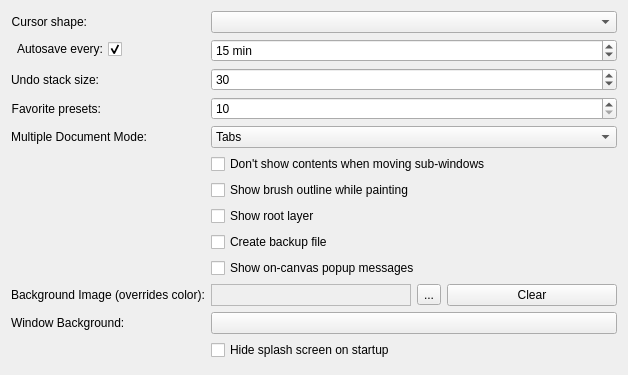
KDE/krita, file krita/ui/forms/wdggeneralsettings.ui: the form before one commit.
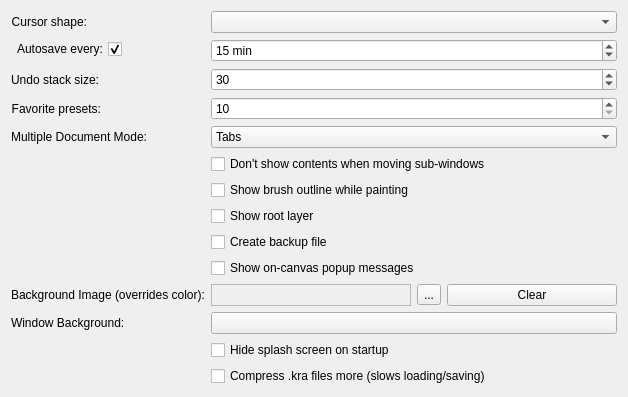
The form after the commit. Custom widgets are drawn as their Qt base class.

Diff of the .ui file:
```diff
--- a/krita/ui/forms/wdggeneralsettings.ui
+++ b/krita/ui/forms/wdggeneralsettings.ui
@@ -7,7 +7,7 @@
     <x>0</x>
     <y>0</y>
     <width>628</width>
-    <height>375</height>
+    <height>396</height>
    </rect>
   </property>
   <layout class="QVBoxLayout" name="verticalLayout">
@@ -275,6 +275,13 @@
        </property>
       </widget>
      </item>
+     <item row="14" column="1">
+      <widget class="QCheckBox" name="m_chkCompressKra">
+       <property name="text">
+        <string>Compress .kra files more (slows loading/saving)</string>
+       </property>
+      </widget>
+     </item>
     </layout>
    </item>
    <item>
```
Left out of the diff: 4 changed lines with no effect on the pictures.
